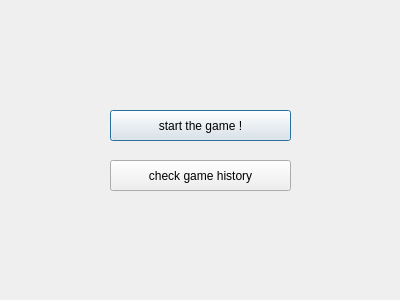
Qt form tictactoev/dialog.ui (Jolinejo/Advanced-Tic-Tac-Toe) before a commit.
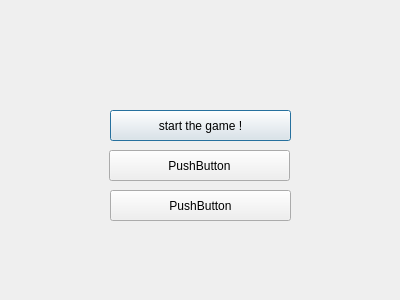
The same form after that commit.

The edit to the form file:
```diff
--- a/tictactoev/dialog.ui
+++ b/tictactoev/dialog.ui
@@ -26,17 +26,30 @@
     <string>start the game !</string>
    </property>
   </widget>
-  <widget class="QPushButton" name="pushButton_2">
+  <widget class="QPushButton" name="pushButton_display1">
+   <property name="geometry">
+    <rect>
+     <x>109</x>
+     <y>150</y>
+     <width>181</width>
+     <height>31</height>
+    </rect>
+   </property>
+   <property name="text">
+    <string>PushButton</string>
+   </property>
+  </widget>
+  <widget class="QPushButton" name="pushButton_display2">
    <property name="geometry">
     <rect>
      <x>110</x>
-     <y>160</y>
+     <y>190</y>
      <width>181</width>
      <height>31</height>
     </rect>
    </property>
    <property name="text">
-    <string>check game history</string>
+    <string>PushButton</string>
    </property>
   </widget>
  </widget>
```
